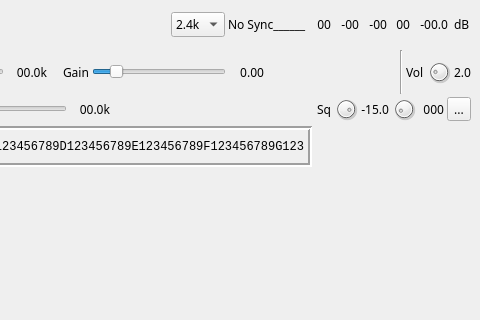
The window that plugins/channel/demoddsd/dsddemodgui.ui (f4exb/sdrangel) describes before a commit, drawn with Qt 5; both pictures show x 167 to 647 and y 0 to 320 of the 647 by 841 pixel window.
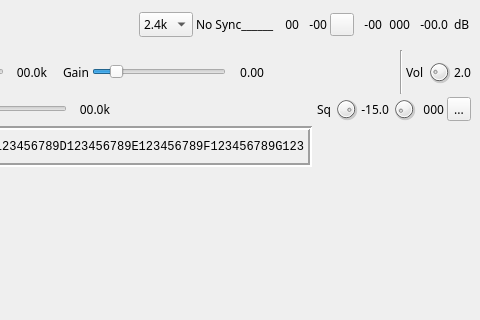
The same window after the commit. Icons and pictures are not drawn. Custom widgets are drawn as their Qt base class.

Commit message: DSD demod: switch for cosine filter. Other changes to GUI

Patch:
```diff
--- a/plugins/channel/demoddsd/dsddemodgui.ui
+++ b/plugins/channel/demoddsd/dsddemodgui.ui
@@ -201,63 +201,6 @@
         </property>
        </widget>
       </item>
-      <item>
-       <widget class="QLabel" name="inLevelText">
-        <property name="minimumSize">
-         <size>
-          <width>20</width>
-          <height>0</height>
-         </size>
-        </property>
-        <property name="toolTip">
-         <string>Carrier input level (%) when synchronized</string>
-        </property>
-        <property name="text">
-         <string>00</string>
-        </property>
-        <property name="alignment">
-         <set>Qt::AlignRight|Qt::AlignTrailing|Qt::AlignVCenter</set>
-        </property>
-       </widget>
-      </item>
-      <item>
-       <widget class="QLabel" name="inCarrierPosText">
-        <property name="minimumSize">
-         <size>
-          <width>25</width>
-          <height>0</height>
-         </size>
-        </property>
-        <property name="toolTip">
-         <string>Carrier relative position (%) when synchronized</string>
-        </property>
-        <property name="text">
-         <string>-00</string>
-        </property>
-        <property name="alignment">
-         <set>Qt::AlignRight|Qt::AlignTrailing|Qt::AlignVCenter</set>
-        </property>
-       </widget>
-      </item>
-      <item>
-       <widget class="QLabel" name="zcPosText">
-        <property name="minimumSize">
-         <size>
-          <width>25</width>
-          <height>0</height>
-         </size>
-        </property>
-        <property name="toolTip">
-         <string>Zero crossing relaive position in number of samples (&lt;0 sampling point lags, &gt;0 it leads)</string>
-        </property>
-        <property name="text">
-         <string>-00</string>
-        </property>
-        <property name="alignment">
-         <set>Qt::AlignRight|Qt::AlignTrailing|Qt::AlignVCenter</set>
-        </property>
-       </widget>
-      </item>
       <item>
        <widget class="QLabel" name="symbolSyncQualityText">
         <property name="minimumSize">
@@ -277,6 +220,77 @@
         </property>
        </widget>
       </item>
+      <item>
+       <widget class="QLabel" name="zcPosText">
+        <property name="minimumSize">
+         <size>
+          <width>25</width>
+          <height>0</height>
+         </size>
+        </property>
+        <property name="toolTip">
+         <string>Zero crossing relaive position in number of samples (&lt;0 sampling point lags, &gt;0 it leads)</string>
+        </property>
+        <property name="text">
+         <string>-00</string>
+        </property>
+        <property name="alignment">
+         <set>Qt::AlignRight|Qt::AlignTrailing|Qt::AlignVCenter</set>
+        </property>
+       </widget>
+      </item>
+      <item>
+       <widget class="ButtonSwitch" name="enableCosineFiltering">
+        <property name="toolTip">
+         <string>Enable cosine filtering</string>
+        </property>
+        <property name="text">
+         <string/>
+        </property>
+        <property name="icon">
+         <iconset resource="../../../sdrbase/resources/res.qrc">
+          <normaloff>:/dsb.png</normaloff>:/dsb.png</iconset>
+        </property>
+       </widget>
+      </item>
+      <item>
+       <widget class="QLabel" name="inCarrierPosText">
+        <property name="minimumSize">
+         <size>
+          <width>25</width>
+          <height>0</height>
+         </size>
+        </property>
+        <property name="toolTip">
+         <string>Carrier relative position (%) when synchronized</string>
+        </property>
+        <property name="text">
+         <string>-00</string>
+        </property>
+        <property name="alignment">
+         <set>Qt::AlignRight|Qt::AlignTrailing|Qt::AlignVCenter</set>
+        </property>
+       </widget>
+      </item>
+      <item>
+       <widget class="QLabel" name="inLevelText">
+        <property name="minimumSize">
+         <size>
+          <width>25</width>
+          <height>0</height>
+         </size>
+        </property>
+        <property name="toolTip">
+         <string>Carrier input level (%) when synchronized</string>
+        </property>
+        <property name="text">
+         <string>000</string>
+        </property>
+        <property name="alignment">
+         <set>Qt::AlignRight|Qt::AlignTrailing|Qt::AlignVCenter</set>
+        </property>
+       </widget>
+      </item>
       <item>
        <layout class="QHBoxLayout" name="channnelPowerLayout">
         <item>
@@ -814,6 +828,11 @@
    <header>gui/glscopegui.h</header>
    <container>1</container>
   </customwidget>
+  <customwidget>
+   <class>ButtonSwitch</class>
+   <extends>QToolButton</extends>
+   <header>gui/buttonswitch.h</header>
+  </customwidget>
  </customwidgets>
  <resources>
   <include location="../../../sdrbase/resources/res.qrc"/>
```
The commit also changes 5 other files.
